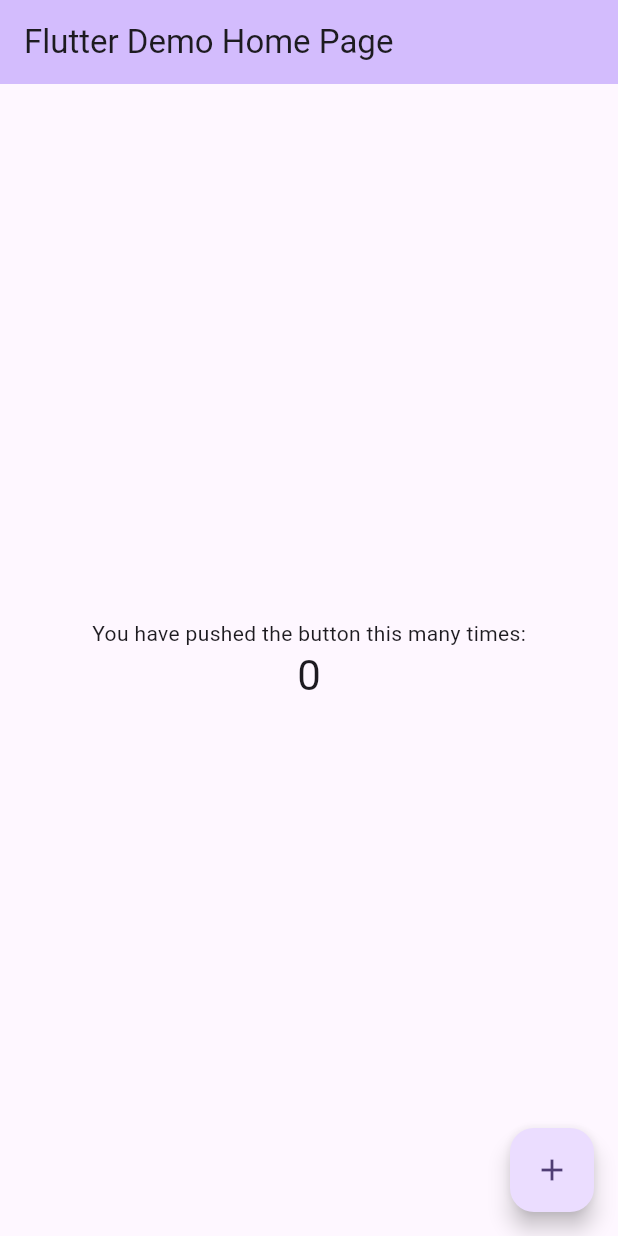
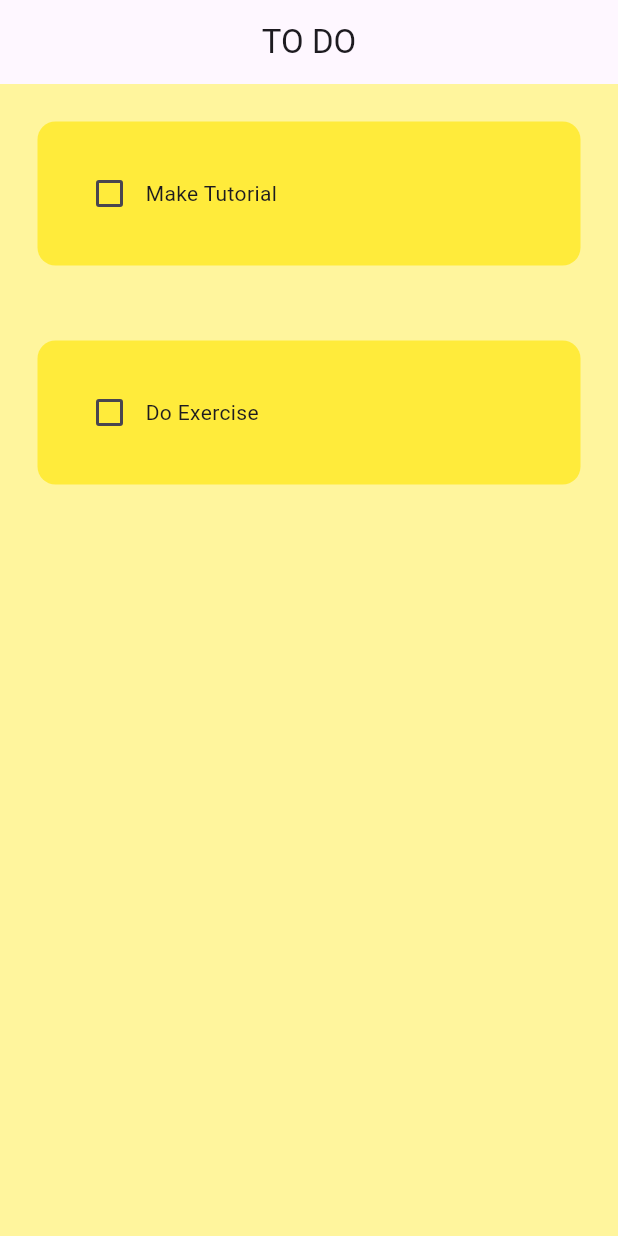
Before and after one commit to Kaiba777/ToDoListFlutter, a Flutter app: the screen it shows after launch, on a phone screen of 412 x 824 dp. Run offline on Flutter 3.47's test engine with Material 3 defaults, Android fonts, the phone set to English and light mode, and no system bars.

Commit message:
Implémentaion de la selection d'une tâche

```diff
--- a/lib/main.dart
+++ b/lib/main.dart
@@ -1,4 +1,5 @@
 import 'package:flutter/material.dart';
+import 'package:todolist/pages/home_page.dart';
 
 void main() {
   runApp(const MyApp());
@@ -11,115 +12,9 @@ class MyApp extends StatelessWidget {
   @override
   Widget build(BuildContext context) {
     return MaterialApp(
-      title: 'Flutter Demo',
-      theme: ThemeData(
-        // This is the theme of your application.
-        //
-        // TRY THIS: Try running your application with "flutter run". You'll see
-        // the application has a purple toolbar. Then, without quitting the app,
-        // try changing the seedColor in the colorScheme below to Colors.green
-        // and then invoke "hot reload" (save your changes or press the "hot
-        // reload" button in a Flutter-supported IDE, or press "r" if you used
-        // the command line to start the app).
-        //
-        // Notice that the counter didn't reset back to zero; the application
-        // state is not lost during the reload. To reset the state, use hot
-        // restart instead.
-        //
-        // This works for code too, not just values: Most code changes can be
-        // tested with just a hot reload.
-        colorScheme: ColorScheme.fromSeed(seedColor: Colors.deepPurple),
-        useMaterial3: true,
-      ),
-      home: const MyHomePage(title: 'Flutter Demo Home Page'),
+      debugShowCheckedModeBanner: false,
+      home: HomePage(),
+      theme: ThemeData(primarySwatch: Colors.yellow),
     );
   }
 }
-
-class MyHomePage extends StatefulWidget {
-  const MyHomePage({super.key, required this.title});
-
-  // This widget is the home page of your application. It is stateful, meaning
-  // that it has a State object (defined below) that contains fields that affect
-  // how it looks.
-
-  // This class is the configuration for the state. It holds the values (in this
-  // case the title) provided by the parent (in this case the App widget) and
-  // used by the build method of the State. Fields in a Widget subclass are
-  // always marked "final".
-
-  final String title;
-
-  @override
-  State<MyHomePage> createState() => _MyHomePageState();
-}
-
-class _MyHomePageState extends State<MyHomePage> {
-  int _counter = 0;
-
-  void _incrementCounter() {
-    setState(() {
-      // This call to setState tells the Flutter framework that something has
-      // changed in this State, which causes it to rerun the build method below
-      // so that the display can reflect the updated values. If we changed
-      // _counter without calling setState(), then the build method would not be
-      // called again, and so nothing would appear to happen.
-      _counter++;
-    });
-  }
-
-  @override
-  Widget build(BuildContext context) {
-    // This method is rerun every time setState is called, for instance as done
-    // by the _incrementCounter method above.
-    //
-    // The Flutter framework has been optimized to make rerunning build methods
-    // fast, so that you can just rebuild anything that needs updating rather
-    // than having to individually change instances of widgets.
-    return Scaffold(
-      appBar: AppBar(
-        // TRY THIS: Try changing the color here to a specific color (to
-        // Colors.amber, perhaps?) and trigger a hot reload to see the AppBar
-        // change color while the other colors stay the same.
-        backgroundColor: Theme.of(context).colorScheme.inversePrimary,
-        // Here we take the value from the MyHomePage object that was created by
-        // the App.build method, and use it to set our appbar title.
-        title: Text(widget.title),
-      ),
-      body: Center(
-        // Center is a layout widget. It takes a single child and positions it
-        // in the middle of the parent.
-        child: Column(
-          // Column is also a layout widget. It takes a list of children and
-          // arranges them vertically. By default, it sizes itself to fit its
-          // children horizontally, and tries to be as tall as its parent.
-          //
-          // Column has various properties to control how it sizes itself and
-          // how it positions its children. Here we use mainAxisAlignment to
-          // center the children vertically; the main axis here is the vertical
-          // axis because Columns are vertical (the cross axis would be
-          // horizontal).
-          //
-          // TRY THIS: Invoke "debug painting" (choose the "Toggle Debug Paint"
-          // action in the IDE, or press "p" in the console), to see the
-          // wireframe for each widget.
-          mainAxisAlignment: MainAxisAlignment.center,
-          children: <Widget>[
-            const Text(
-              'You have pushed the button this many times:',
-            ),
-            Text(
-              '$_counter',
-              style: Theme.of(context).textTheme.headlineMedium,
-            ),
-          ],
-        ),
-      ),
-      floatingActionButton: FloatingActionButton(
-        onPressed: _incrementCounter,
-        tooltip: 'Increment',
-        child: const Icon(Icons.add),
-      ), // This trailing comma makes auto-formatting nicer for build methods.
-    );
-  }
-}
--- /dev/null
+++ b/lib/pages/home_page.dart
@@ -0,0 +1,46 @@
+import 'package:flutter/material.dart';
+import 'package:todolist/util/todo_tile.dart';
+
+class HomePage extends StatefulWidget {
+  const HomePage({super.key});
+
+  @override
+  State<HomePage> createState() => _HomePageState();
+}
+
+class _HomePageState extends State<HomePage> {
+
+  //Liste des ToDoList
+  List toDoList = [
+    ["Make Tutorial", false],
+    ["Do Exercise", false]
+  ];
+
+  //Fonction pour gérer le changement du checkbox
+  void checkBoxChanged(bool? value, int index) {
+    setState(() {
+      toDoList[index][1] = !toDoList[index][1];
+    });
+  }
+
+  @override
+  Widget build(BuildContext context) {
+    return Scaffold(
+      backgroundColor: Colors.yellow[200],
+      appBar: AppBar(
+        title: Center(child: Text("TO DO"),),
+      ),
+      body: ListView.builder(
+        itemCount: toDoList.length,
+        itemBuilder: (context, index) {
+          //ToDoTile gère la logique des tâches
+          return ToDoTile(
+            taskName: toDoList[index][0],
+            taskCompleted: toDoList[index][1],
+            onChanged: (value) => checkBoxChanged(value, index),
+          );
+        },
+      ),
+    );
+  }
+}
--- /dev/null
+++ b/lib/util/todo_tile.dart
@@ -0,0 +1,36 @@
+import 'package:flutter/material.dart';
+
+class ToDoTile extends StatelessWidget {
+  final String taskName;
+  final bool taskCompleted;
+  Function(bool?)? onChanged;
+
+  ToDoTile({
+    super.key,
+    required this.taskName,
+    required this.taskCompleted,
+    required this.onChanged
+});
+
+  @override
+  Widget build(BuildContext context) {
+    return Padding(
+      padding: const EdgeInsets.all(25.0),
+      child: Container(
+        padding: EdgeInsets.all(24),
+        child: Row(
+          children: [
+            //Input pour cocher la tâche
+            Checkbox(value: taskCompleted, onChanged: onChanged),
+            //nom de la tâche
+            Text(taskName),
+          ],
+        ),
+        decoration: BoxDecoration(
+          color: Colors.yellow,
+          borderRadius: BorderRadius.circular(12)
+        ),
+      ),
+    );
+  }
+}
```
